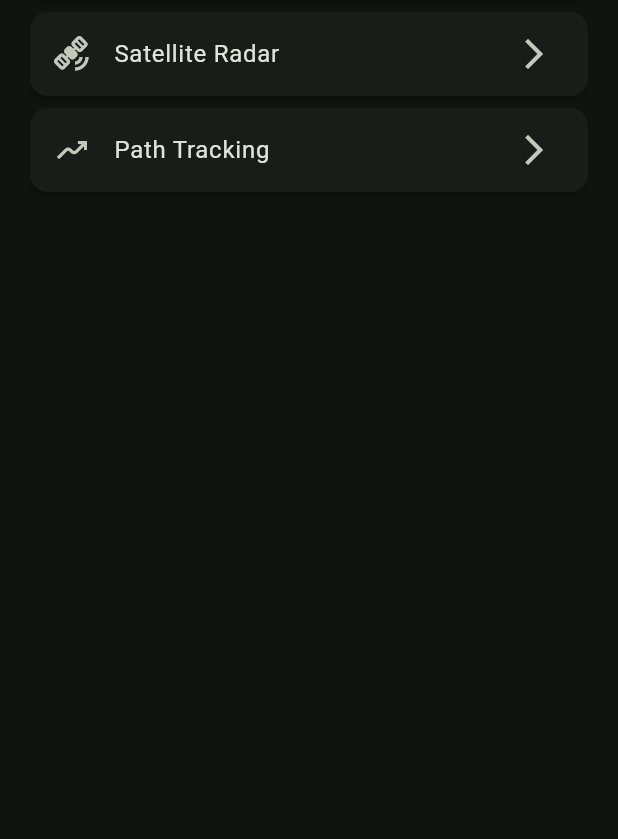
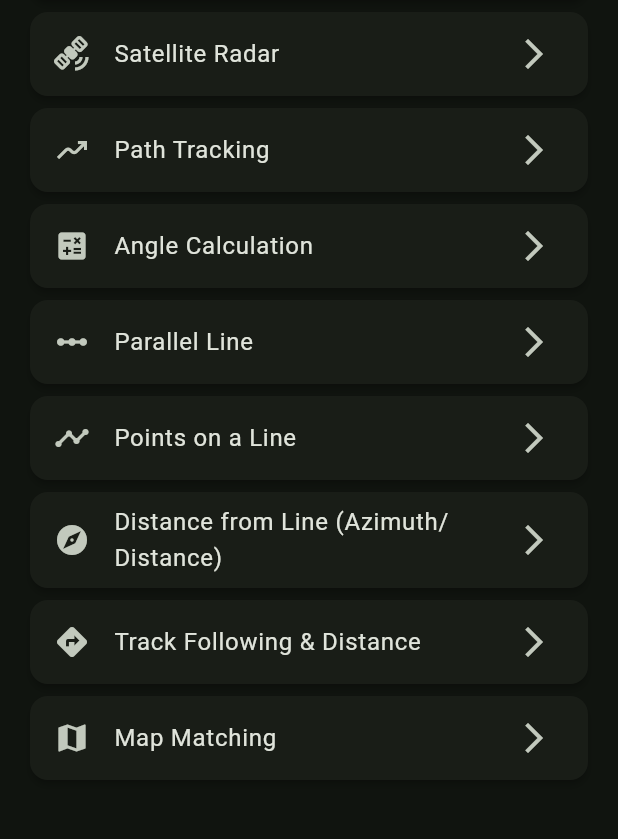
Before and after one commit to mateusz-lisowski/sns-app, a Flutter app: the screen it shows after launch, on a phone screen of 412 x 824 dp, the part 198-1037 px from its top. Run offline on Flutter 3.47's test engine with Material 3 defaults, Android fonts, the phone set to English and light mode, and no system bars; our stand-ins replace flutter_compass, geolocator, get, permission_handler.

Commit message:
Add new components to the menu

```diff
--- a/lib/main.dart
+++ b/lib/main.dart
@@ -1,7 +1,15 @@
+
 import 'package:flutter/material.dart';
 import 'package:get/get.dart';
+import 'package:sns_app/controllers/tasks_controller.dart';
 import 'package:sns_app/screens/path_tracking_screen.dart';
 import 'package:sns_app/screens/satellite_radar_screen.dart';
+import 'package:sns_app/screens/angle_calculation_screen.dart';
+import 'package:sns_app/screens/parallel_line_screen.dart';
+import 'package:sns_app/screens/points_on_line_screen.dart';
+import 'package:sns_app/screens/distance_from_line_azimuth_screen.dart';
+import 'package:sns_app/screens/track_following_screen.dart';
+import 'package:sns_app/screens/map_matching_screen.dart';
 
 import 'controllers/location_controller.dart';
 import 'controllers/power_controller.dart';
@@ -19,6 +27,7 @@ class SnsApp extends StatelessWidget {
     // Initialize controllers once, here at the root.
     Get.put(LocationController());
     Get.put(PowerController());
+    Get.put(TasksController());
 
     return GetMaterialApp(
       title: 'Device Power & Location',
@@ -90,6 +99,90 @@ class Home extends StatelessWidget {
                 },
               ),
             ),
+            Card(
+              elevation: 2,
+              shape: RoundedRectangleBorder(
+                borderRadius: BorderRadius.circular(12),
+              ),
+              child: ListTile(
+                leading: const Icon(Icons.calculate),
+                title: const Text('Angle Calculation'),
+                trailing: const Icon(Icons.arrow_forward_ios),
+                onTap: () {
+                  Get.to(() => const AngleCalculationScreen());
+                },
+              ),
+            ),
+            Card(
+              elevation: 2,
+              shape: RoundedRectangleBorder(
+                borderRadius: BorderRadius.circular(12),
+              ),
+              child: ListTile(
+                leading: const Icon(Icons.linear_scale),
+                title: const Text('Parallel Line'),
+                trailing: const Icon(Icons.arrow_forward_ios),
+                onTap: () {
+                  Get.to(() => const ParallelLineScreen());
+                },
+              ),
+            ),
+            Card(
+              elevation: 2,
+              shape: RoundedRectangleBorder(
+                borderRadius: BorderRadius.circular(12),
+              ),
+              child: ListTile(
+                leading: const Icon(Icons.timeline),
+                title: const Text('Points on a Line'),
+                trailing: const Icon(Icons.arrow_forward_ios),
+                onTap: () {
+                  Get.to(() => const PointsOnLineScreen());
+                },
+              ),
+            ),
+             Card(
+              elevation: 2,
+              shape: RoundedRectangleBorder(
+                borderRadius: BorderRadius.circular(12),
+              ),
+              child: ListTile(
+                leading: const Icon(Icons.explore),
+                title: const Text('Distance from Line (Azimuth/Distance)'),
+                trailing: const Icon(Icons.arrow_forward_ios),
+                onTap: () {
+                  Get.to(() => const DistanceFromLineAzimuthScreen());
+                },
+              ),
+            ),
+             Card(
+              elevation: 2,
+              shape: RoundedRectangleBorder(
+                borderRadius: BorderRadius.circular(12),
+              ),
+              child: ListTile(
+                leading: const Icon(Icons.directions),
+                title: const Text('Track Following & Distance'),
+                trailing: const Icon(Icons.arrow_forward_ios),
+                onTap: () {
+                  Get.to(() => const TrackFollowingScreen());
+                },
+              ),
+            ),
+            Card(
+              elevation: 2,
+              shape: RoundedRectangleBorder(
+                borderRadius: BorderRadius.circular(12),
+              ),
+              child: ListTile(
+                leading: const Icon(Icons.map),
+                title: const Text('Map Matching'),
+                trailing: const Icon(Icons.arrow_forward_ios),
+                onTap: () {
+                  Get.to(() => const MapMatchingScreen());
+                },
+              ),
+            ),
           ],
         ),
       ),
```
